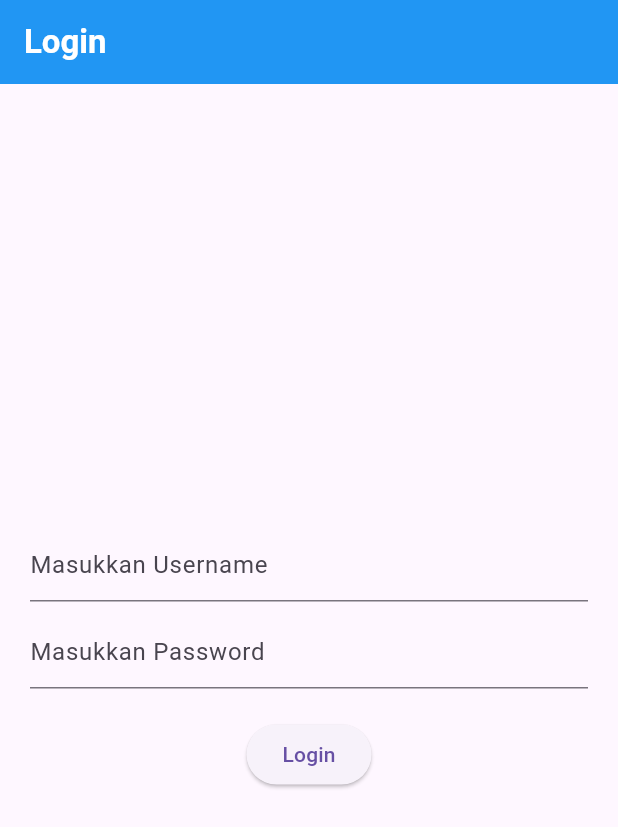
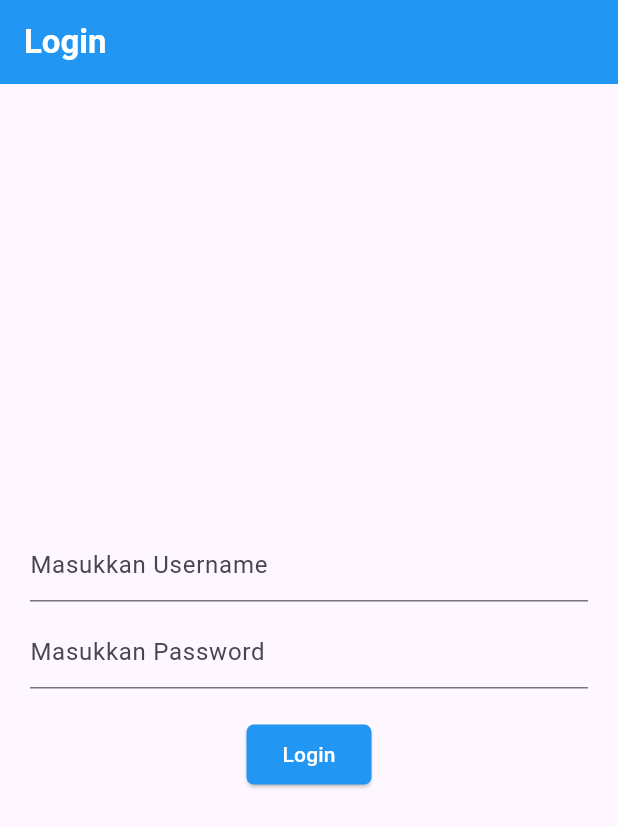
Before and after one commit to nndyfr/H1D024031-Praktikum-Mobile-Flutter, a Flutter app: the screen it shows after launch, on a phone screen of 412 x 824 dp. Shown: the top 827 px of the screen. Run offline on Flutter 3.47's test engine with Material 3 defaults, Android fonts, the phone set to English and light mode, and no system bars; our stand-ins replace shared_preferences.

Commit message:
update login button style

```diff
--- a/lib/login_page.dart
+++ b/lib/login_page.dart
@@ -80,6 +80,13 @@ class _LoginPageState extends State<LoginPage> {
             _showInput(_passwordController, 'Masukkan Password', true),
             const SizedBox(height: 20),
             ElevatedButton(
+              style: ElevatedButton.styleFrom(
+                backgroundColor: Colors.blue,
+                foregroundColor: Colors.white,
+                shape: RoundedRectangleBorder(
+                  borderRadius: BorderRadius.circular(5),
+                ),
+              ),
               child: const Text('Login'),
               onPressed: () {
                 if (_usernameController.text == 'admin' &&
```
Also changed, not shown: 7 other files.
